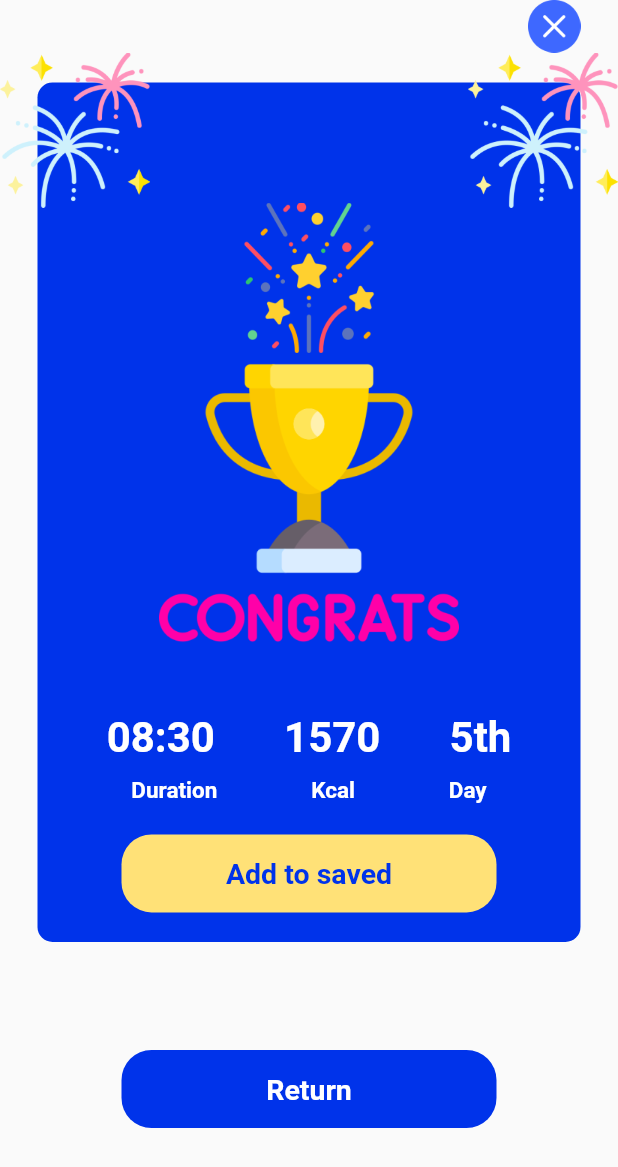
After one commit to Tolibzhon/AquaFit, a Flutter app: the FinishedScreen screen opened directly, on a phone screen of 412 x 824 dp. The commit adds this screen. Shown: the top 1167 px of the screen. Run offline on Flutter 3.47's test engine with Material 2 defaults, Android fonts, the phone set to English and light mode, and no system bars; our stand-ins replace cached_network_image, firebase_core, firebase_database, flutter_bloc, freezed_annotation, hive_flutter and 4 more; missing offline and left inert: apphud; accounts and stored records are empty.

Commit message:
add finish screen

```diff
--- /dev/null
+++ b/lib/feature/plan/presentation/finished_screen.dart
@@ -0,0 +1,115 @@
+import 'package:aqua_fit/feature/widgets/custom_button.dart';
+import 'package:aqua_fit/feature/widgets/spaces.dart';
+import 'package:aqua_fit/helpers/app_colors.dart';
+import 'package:aqua_fit/helpers/app_images.dart';
+import 'package:aqua_fit/helpers/app_text_styles.dart';
+import 'package:flutter/material.dart';
+
+class FinishedScreen extends StatelessWidget {
+  const FinishedScreen({super.key});
+
+  @override
+  Widget build(BuildContext context) {
+    return Scaffold(
+      body: SafeArea(
+        child: Column(
+          children: [
+            Padding(
+              padding: const EdgeInsets.symmetric(horizontal: 25),
+              child: Row(
+                children: [
+                  const Spacer(),
+                  Image.asset(AppImages.closeIcon, width: 35),
+                ],
+              ),
+            ),
+            Stack(
+              children: [
+                Container(
+                  padding: const EdgeInsets.only(top: 20, right: 25, left: 25),
+                  width: getWidth(context),
+                  height: 593,
+                  child: Container(
+                    height: getHeight(context),
+                    width: getWidth(context),
+                    decoration: BoxDecoration(
+                      color: AppColors.color0033EABlue,
+                      borderRadius: BorderRadius.circular(10),
+                    ),
+                    child: Column(
+                      children: [
+                        const SizedBox(height: 80),
+                        Image.asset(AppImages.star1, width: 100),
+                        Image.asset(AppImages.congrats, width: 200),
+                        const SizedBox(height: 40),
+                        Row(
+                          mainAxisAlignment: MainAxisAlignment.spaceEvenly,
+                          children: [
+                            Text(
+                              '08:30',
+                              style: AppTextStyles.s28W600(color: Colors.white),
+                            ),
+                            Text(
+                              '1570',
+                              style: AppTextStyles.s28W600(color: Colors.white),
+                            ),
+                            Text(
+                              '5th',
+                              style: AppTextStyles.s28W600(color: Colors.white),
+                            ),
+                          ],
+                        ),
+                        const SizedBox(height: 10),
+                        Row(
+                          mainAxisAlignment: MainAxisAlignment.spaceEvenly,
+                          children: [
+                            Text(
+                              'Duration',
+                              style: AppTextStyles.s15W700(color: Colors.white),
+                            ),
+                            Text(
+                              'Kcal',
+                              style: AppTextStyles.s15W700(color: Colors.white),
+                            ),
+                            Text(
+                              'Day',
+                              style: AppTextStyles.s15W700(color: Colors.white),
+                            ),
+                          ],
+                        ),
+                        const SizedBox(height: 20),
+                        const CustomButton(
+                          width: 250,
+                          color: AppColors.colorFFE177Yellow,
+                          text: 'Add to saved',
+                          textColor: AppColors.color0033EABlue,
+                        )
+                      ],
+                    ),
+                  ),
+                ),
+                Image.asset(
+                  AppImages.star2,
+                  width: 100,
+                ),
+                Positioned(
+                  right: 0,
+                  child: Image.asset(
+                    AppImages.star3,
+                    width: 100,
+                  ),
+                ),
+              ],
+            ),
+            const Spacer(),
+            const CustomButton(
+              width: 250,
+              text: 'Return',
+            ),
+            const Spacer(),
+          ],
+        ),
+      ),
+    );
+  }
+}
--- a/lib/feature/plan/presentation/start_screen.dart
+++ b/lib/feature/plan/presentation/start_screen.dart
@@ -1,6 +1,7 @@
 import 'dart:async';
 
 import 'package:aqua_fit/feature/plan/data/workouts_model.dart';
+import 'package:aqua_fit/feature/plan/presentation/finished_screen.dart';
 import 'package:aqua_fit/feature/widgets/custom_button.dart';
 import 'package:aqua_fit/helpers/app_colors.dart';
 import 'package:aqua_fit/helpers/app_images.dart';
@@ -253,13 +254,14 @@ class _StartScreenState extends State<StartScreen> {
                               height: 50,
                               onPressed: () {
                                 timerMain.cancel();
-                                // Navigator.pushAndRemoveUntil(
-                                //   context,
-                                //   MaterialPageRoute(
-                                //     builder: (context) => const PremiumScreen(),
-                                //   ),
-                                //   (protected) => false,
-                                // );
+                                Navigator.pushAndRemoveUntil(
+                                  context,
+                                  MaterialPageRoute(
+                                    builder: (context) =>
+                                        const FinishedScreen(),
+                                  ),
+                                  (protected) => false,
+                                );
                               },
                               text: 'Finish',
                               style:
--- a/lib/helpers/app_images.dart
+++ b/lib/helpers/app_images.dart
@@ -6,6 +6,7 @@ class AppImages {
   static const String checkIcon = 'assets/images/checkIcon.png';
   static const String checkPremium = 'assets/images/checkPremium.png';
   static const String closeIcon = 'assets/images/closeICon.png';
+  static const String closeShow = 'assets/images/closeShow.png';
   static const String congrats = 'assets/images/congrats.png';
   static const String navbarPlan = 'assets/images/navbarPlan.png';
   static const String navbarPlanActive = 'assets/images/navbarPlanActive.png';
@@ -23,10 +24,12 @@ class AppImages {
   static const String positiveImage = 'assets/images/positiveImage.png';
   static const String privacyIcon = 'assets/images/privacyIcon.png';
   static const String restoreIcon = 'assets/images/restoreIcon.png';
+  static const String star1 = 'assets/images/star1.png';
+  static const String star2 = 'assets/images/star2.png';
+  static const String star3 = 'assets/images/star3.png';
+  static const String startEllipse = 'assets/images/startEllipse.png';
   static const String supportIcon = 'assets/images/supportIcon.png';
   static const String termsIcon = 'assets/images/termsIcon.png';
   static const String trainIcon = 'assets/images/trainIcon.png';
   static const String waterIcon = 'assets/images/waterIcon.png';
-    static const String closeShow = 'assets/images/closeShow.png';
-        static const String startEllipse = 'assets/images/startEllipse.png';
 }
```
Also changed, not shown: assets/images/star1.png (added), assets/images/star2.png (added), assets/images/star3.png (added), 1 other file.
